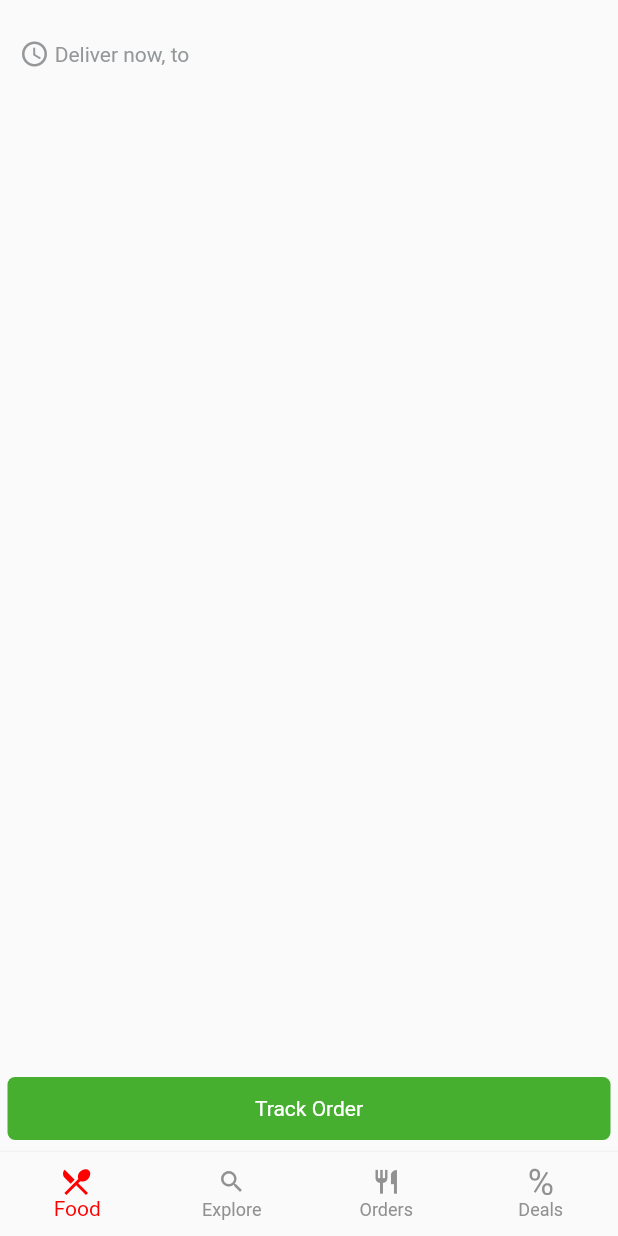
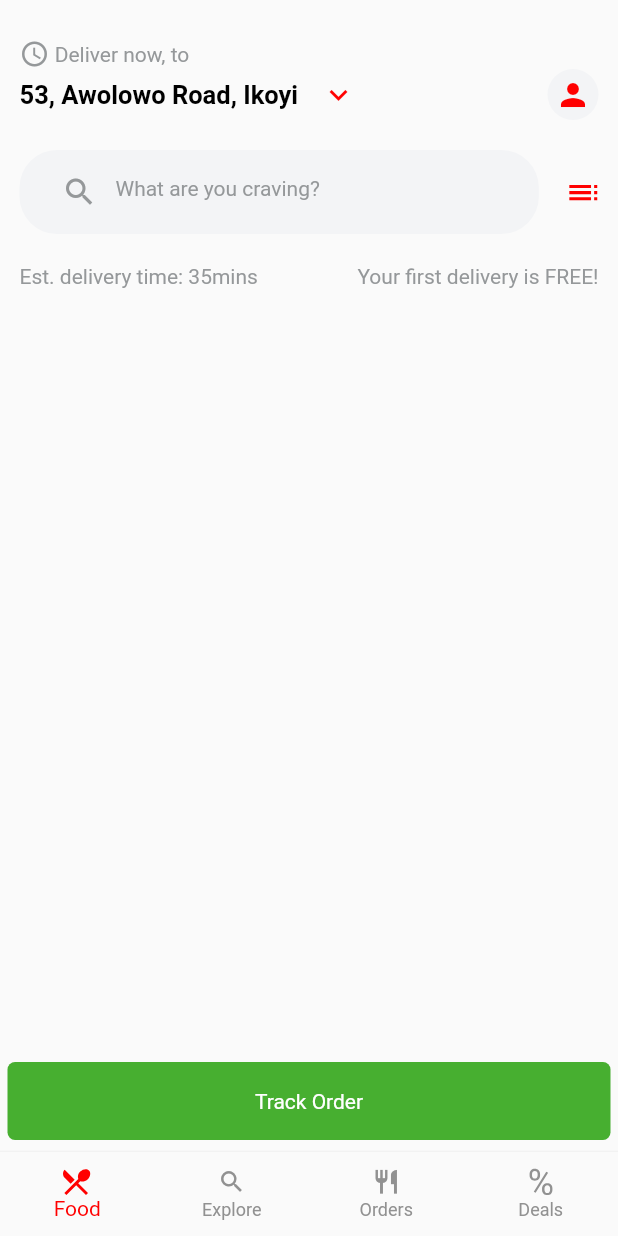
Before and after one commit to Donkelv/cokitchen-screens, a Flutter app: the screen it shows after launch, on a phone screen of 412 x 824 dp. Run offline on Flutter 3.47's test engine with Material 2 defaults, Android fonts, the phone set to English and light mode, and no system bars; our stand-ins replace flutter_svg, google_fonts.

Commit message:
completed top section

```diff
--- a/lib/home/homeScreen.dart
+++ b/lib/home/homeScreen.dart
@@ -1,11 +1,17 @@
 import 'package:flutter/material.dart';
+import 'package:flutter_svg/flutter_svg.dart';
 
+import 'topHomeSection.dart';
 
 class HomeScreen extends StatelessWidget {
   const HomeScreen({
     Key key,
   }) : super(key: key);
 
+
+
+  static TextEditingController _searchController;
+  static String menuAsset = "assets/icon1.svg";
   @override
   Widget build(BuildContext context) {
     Size size = MediaQuery.of(context).size;
@@ -14,28 +20,14 @@
       body: SafeArea(
         child: Stack(
           children: [
-
             Padding(
-              padding: const EdgeInsets.symmetric(vertical: 26.0, horizontal: 13.0,),
+              padding: const EdgeInsets.symmetric(
+                vertical: 26.0,
+                horizontal: 13.0,
+              ),
               child: Column(
-                mainAxisAlignment: MainAxisAlignment.start,
-                //crossAxisAlignment: CrossAxisAlignment.baseline,
                 children: [
-                  Row(
-                    mainAxisAlignment: MainAxisAlignment.start,
-                    //crossAxisAlignment: CrossAxisAlignment.baseline,
-                    //textBaseline: TextBaseline.alphabetic,
-
-                    children: <Widget>[
-                      Icon(Icons.schedule, color: Color(0xff95989A), size: 20.0,),
-                      Text(" Deliver now, to",  style: TextStyle(color: Color(0xff95989A), fontSize: 14.0,),),
-                    ]
-                  ),
-                  Row(
-                    children:[
-
-                    ]
-                  ),
+                  TopHomeSection(size: size, searchController: _searchController, menuAsset: menuAsset),
                 ],
               ),
             ),
@@ -47,21 +39,24 @@
                 child: Container(
                   color: Colors.transparent,
                   width: size.width,
-                  height: 50.0,
-
+                  height: 60.0,
                   child: Padding(
                     padding: const EdgeInsets.only(bottom: 8.0),
                     child: Material(
                       color: Color(0xff47AF30),
-                      borderRadius: BorderRadius.all(Radius.circular(5.0),),
+                      borderRadius: BorderRadius.all(
+                        Radius.circular(5.0),
+                      ),
                       child: Center(
-                        child: Text("Track Order", style: TextStyle(color: Colors.white),),
+                        child: Text(
+                          "Track Order",
+                          style: TextStyle(color: Colors.white),
+                        ),
                       ),
-
                     ),
                   ),
                 ),
-              )
+              ),
             ),
           ],
         ),
--- /dev/null
+++ b/lib/home/topHomeSection.dart
@@ -0,0 +1,124 @@
+import 'package:flutter/material.dart';
+import 'package:flutter_svg/flutter_svg.dart';
+
+class TopHomeSection extends StatelessWidget {
+  const TopHomeSection({
+    Key key,
+    @required this.size,
+    @required TextEditingController searchController,
+    @required this.menuAsset,
+  }) : _searchController = searchController, super(key: key);
+
+  final Size size;
+  final TextEditingController _searchController;
+  final String menuAsset;
+
+  @override
+  Widget build(BuildContext context) {
+    return Column(
+      mainAxisAlignment: MainAxisAlignment.start,
+      children: [
+        Row(
+          mainAxisAlignment: MainAxisAlignment.start,
+          children: <Widget>[
+            Icon(
+              Icons.schedule,
+              color: Color(0xff95989A),
+              size: 20.0,
+            ),
+            Text(
+              " Deliver now, to",
+              style: TextStyle(
+                color: Color(0xff95989A),
+                fontSize: 14.0,
+              ),
+            ),
+          ],
+        ),
+        Row(
+          mainAxisAlignment: MainAxisAlignment.spaceBetween,
+          children: [
+            Row(
+              children: [
+                Text(
+                  "53, Awolowo Road, Ikoyi",
+                  style: TextStyle(
+                    color: Colors.black,
+                    fontSize: 17.0,
+                    fontWeight: FontWeight.bold,
+                  ),
+                ),
+                Padding(
+                  padding: EdgeInsets.only(left: 15.0),
+                  child: Icon(
+                    Icons.expand_more,
+                    color: Color(0xffFF0000),
+                  ),
+                ),
+              ],
+            ),
+            Container(
+              height: 34,
+              width: 34.0,
+              decoration: BoxDecoration(
+                shape: BoxShape.circle,
+                color: Color(0xffF3F4F6),
+              ),
+              child: Center(
+                child: Icon(
+                  Icons.person,
+                  color: Color(0xffFF0000),
+                ),
+              ),
+            ),
+          ],
+        ),
+         Padding(
+          padding: const EdgeInsets.symmetric(vertical: 20.0),
+          child: Row(
+            mainAxisAlignment: MainAxisAlignment.spaceBetween,
+            children: [
+              Flexible(
+                child: Container(
+                  width: size.width,
+                  child: Material(
+                    borderRadius: BorderRadius.circular(25.0),
+                    color: Color(0xffF3F4F6),
+                    child: ListTile(
+                      title: TextFormField(
+                          controller: _searchController,
+                          cursorColor: Colors.black,
+                          decoration: InputDecoration(
+                            alignLabelWithHint: true,
+                            hintText: "What are you craving?",
+                            hintStyle: TextStyle(color: Color(0xff95989A), fontSize: 14.0, fontWeight: FontWeight.normal,),
+                            prefixIcon: Icon(
+                              Icons.search,
+                              color: Color(0xff95989A),
+                            ),
+                            border: InputBorder.none,
+                          ),
+                        ),
+                    ),
+                    ),
+                ),
+              ),
+
+              Padding(
+                padding: const EdgeInsets.only(left: 20.0),
+                child: SvgPicture.asset(menuAsset, height: 15.98, width: 19.77,),
+              )
+            ]
+          ),
+        ) ,
+        Row(
+          mainAxisAlignment: MainAxisAlignment.spaceBetween,
+          children: [
+            Flexible(child: Text("Est. delivery time: 35mins", style: TextStyle(color: Color(0xff95989A), fontSize: 14.0),),),
+            Flexible(child: Text("Your first delivery is FREE!", style: TextStyle(color: Color(0xff95989A), fontSize: 14.0),),),
+          ],
+        ),
+      ],
+    );
+  }
+}
```
Also changed, not shown: lib/home/home.dart (+2 -11 lines), lib/main.dart (+1 -8 lines), assets/icon1.svg (added).
